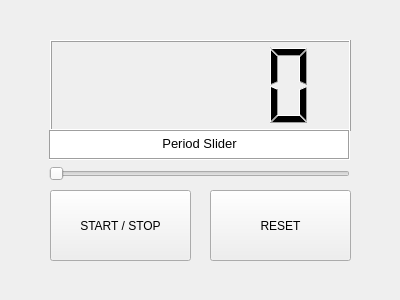
Before: the Qt Designer form ejemplo_counter/counterDlg.ui in AlbertoQP/Robotica, drawn with Qt 5.
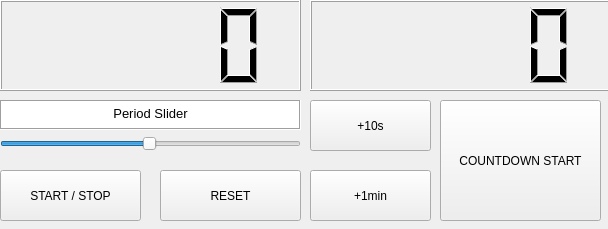
After: the same form once the commit is applied.

What changed in the file:
```diff
--- a/ejemplo_counter/counterDlg.ui
+++ b/ejemplo_counter/counterDlg.ui
@@ -6,8 +6,8 @@
    <rect>
     <x>0</x>
     <y>0</y>
-    <width>400</width>
-    <height>300</height>
+    <width>608</width>
+    <height>229</height>
    </rect>
   </property>
   <property name="windowTitle">
@@ -16,10 +16,10 @@
   <widget class="QPushButton" name="button">
    <property name="geometry">
     <rect>
-     <x>50</x>
-     <y>190</y>
+     <x>0</x>
+     <y>170</y>
      <width>141</width>
-     <height>71</height>
+     <height>51</height>
     </rect>
    </property>
    <property name="text">
@@ -29,8 +29,8 @@
   <widget class="QLCDNumber" name="lcdNumber">
    <property name="geometry">
     <rect>
-     <x>50</x>
-     <y>40</y>
+     <x>0</x>
+     <y>0</y>
      <width>301</width>
      <height>91</height>
     </rect>
@@ -39,10 +39,10 @@
   <widget class="QPushButton" name="button_2">
    <property name="geometry">
     <rect>
-     <x>210</x>
-     <y>190</y>
+     <x>160</x>
+     <y>170</y>
      <width>141</width>
-     <height>71</height>
+     <height>51</height>
     </rect>
    </property>
    <property name="text">
@@ -52,8 +52,8 @@
   <widget class="QWidget" name="verticalLayoutWidget">
    <property name="geometry">
     <rect>
-     <x>49</x>
-     <y>130</y>
+     <x>0</x>
+     <y>100</y>
      <width>301</width>
      <height>51</height>
     </rect>
@@ -61,6 +61,9 @@
    <layout class="QVBoxLayout" name="verticalLayout">
     <item>
      <widget class="QTextEdit" name="textEdit">
+      <property name="enabled">
+       <bool>true</bool>
+      </property>
       <property name="frameShape">
        <enum>QFrame::Box</enum>
       </property>
@@ -75,6 +78,15 @@
     </item>
     <item>
      <widget class="QSlider" name="horizontalSlider">
+      <property name="minimum">
+       <number>0</number>
+      </property>
+      <property name="maximum">
+       <number>99</number>
+      </property>
+      <property name="value">
+       <number>49</number>
+      </property>
       <property name="orientation">
        <enum>Qt::Horizontal</enum>
       </property>
@@ -82,6 +94,55 @@
     </item>
    </layout>
   </widget>
+  <widget class="QLCDNumber" name="lcdNumber_2">
+   <property name="geometry">
+    <rect>
+     <x>310</x>
+     <y>0</y>
+     <width>301</width>
+     <height>91</height>
+    </rect>
+   </property>
+  </widget>
+  <widget class="QPushButton" name="button_4">
+   <property name="geometry">
+    <rect>
+     <x>310</x>
+     <y>100</y>
+     <width>121</width>
+     <height>51</height>
+    </rect>
+   </property>
+   <property name="text">
+    <string>+10s</string>
+   </property>
+  </widget>
+  <widget class="QPushButton" name="button_5">
+   <property name="geometry">
+    <rect>
+     <x>310</x>
+     <y>170</y>
+     <width>121</width>
+     <height>51</height>
+    </rect>
+   </property>
+   <property name="text">
+    <string>+1min</string>
+   </property>
+  </widget>
+  <widget class="QPushButton" name="button_6">
+   <property name="geometry">
+    <rect>
+     <x>440</x>
+     <y>100</y>
+     <width>161</width>
+     <height>121</height>
+    </rect>
+   </property>
+   <property name="text">
+    <string>COUNTDOWN START</string>
+   </property>
+  </widget>
  </widget>
  <resources/>
  <connections/>
```
